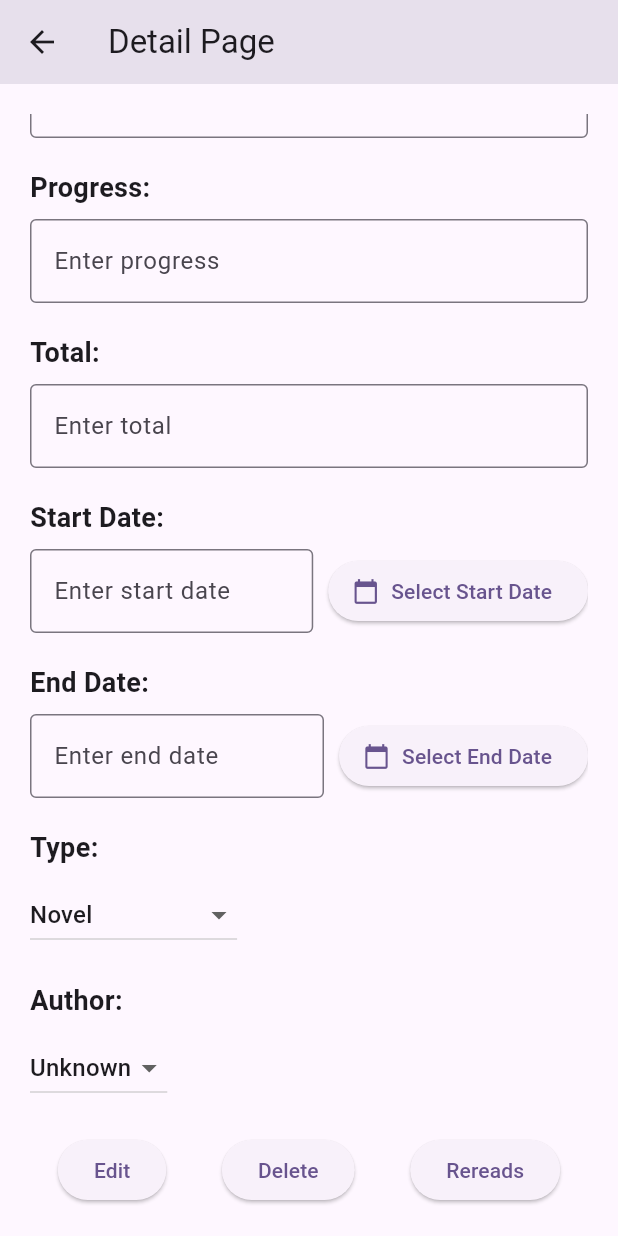
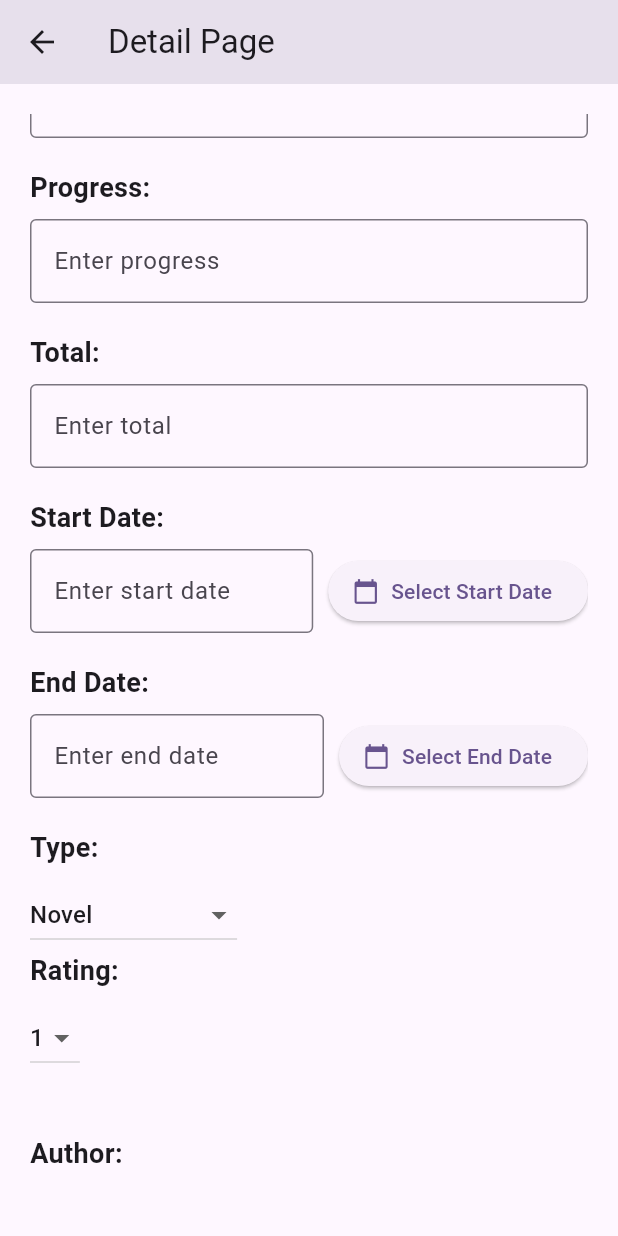
Before and after one commit to Bidouda/projeto, a Flutter app: the DetailPage screen opened directly with empty values, scrolled down 184 dp, on a phone screen of 412 x 824 dp. Run offline on Flutter 3.47's test engine with Material 3 defaults, Android fonts, the phone set to English and light mode, and no system bars; our stand-ins replace file_picker, fl_chart, permission_handler, sqflite; accounts and stored records are empty.

Commit message:
Add book rating in a 1 to 5 scale

```diff
--- a/lib/book.dart
+++ b/lib/book.dart
@@ -16,6 +16,7 @@ class Book extends StatefulWidget {
 }
 
 class _BookState extends State<Book> with RouteAware {
+  late int _rating; // Add this to hold the rating value
   late int _tipo;
   late int _autor;
   List<Map<String, dynamic>> _authors = [];
@@ -45,7 +46,7 @@ class _BookState extends State<Book> with RouteAware {
     _totalController = TextEditingController();
     _inicioController = TextEditingController();
     _fimController = TextEditingController();
-
+    _rating = 1; // Initialize rating
     _tipo = 1;
     _autor = 1;
     _loadAuthors();
@@ -196,6 +197,7 @@ class _BookState extends State<Book> with RouteAware {
       'total': int.tryParse(_totalController.text) ?? 0,
       'inicio': _inicioController.text,
       'fim': _fimController.text,
+      'notas': _rating, // Add rating to the entrada map
     };
 
     if (!_addingAnother) {
@@ -212,6 +214,7 @@ class _BookState extends State<Book> with RouteAware {
         // Reset dropdown values
         _tipo = 1;
         _autor = 1;
+        _rating = 1; // Reset rating
         _showInputFields = false; // Hide input fields after adding entry
       });
       print('Entrada inserida!');
@@ -503,6 +506,26 @@ class _BookState extends State<Book> with RouteAware {
                         ),
                       ],
                     ),
+                    const Text(
+                      'Rating:',
+                      style: TextStyle(fontSize: 18, fontWeight: FontWeight.bold),
+                    ),
+                    const SizedBox(height: 8),
+                    DropdownButton<int>(
+                      value: _rating,
+                      onChanged: (int? newValue) {
+                        setState(() {
+                          _rating = newValue!;
+                        });
+                      },
+                      items: List.generate(5, (index) {
+                        return DropdownMenuItem<int>(
+                          value: index + 1,
+                          child: Text((index + 1).toString()),
+                        );
+                      }),
+                    ),
+                    const SizedBox(height: 20),
                     const SizedBox(height: 20),
                     const Text(
                       'Author:',
--- a/lib/control.dart
+++ b/lib/control.dart
@@ -77,6 +77,7 @@ class Control {
         total INTEGER,
         inicio DATE,
         fim DATE,
+        notas INTEGER CHECK (notas BETWEEN 1 AND 5),
         FOREIGN KEY (grupo) REFERENCES grupos(id_grupo),
         FOREIGN KEY (categoria) REFERENCES categorias(id_categoria),
         FOREIGN KEY (tipo) REFERENCES tipo(id_tipo),
--- a/lib/detail_page.dart
+++ b/lib/detail_page.dart
@@ -12,6 +12,7 @@ class DetailPage extends StatefulWidget {
 }
 
 class _DetailPageState extends State<DetailPage> {
+  late int _rating; // Add this to hold the rating value
   Map<String, dynamic>? entrada;
   final Control _dbService = Control();
   List<Map<String, dynamic>> _authors = [];
@@ -35,6 +36,7 @@ class _DetailPageState extends State<DetailPage> {
     _totalController = TextEditingController();
     _inicioController = TextEditingController();
     _fimController = TextEditingController();
+    _rating = entrada?['notas'] ?? 1; // Initialize rating from entrada map
     _loadAuthors();
     _loadEntrada();
   }
@@ -50,6 +52,7 @@ class _DetailPageState extends State<DetailPage> {
       _fimController.text = entrada?['fim'] ?? '';
       _tipo = entrada?['tipo'] ?? 1;
       _autor = entrada?['autor'] ?? 1;
+      _rating = entrada?['notas'] ?? 1;
       _isLoading = false;
     });
   }
@@ -86,6 +89,7 @@ class _DetailPageState extends State<DetailPage> {
       'fim': _fimController.text,
       'tipo': _tipo,
       'autor': _autor,
+      'notas': _rating, // Add rating to the updatedData map
     };
     await _dbService.updateEntrada(widget.idEntrada, updatedData);
     ScaffoldMessenger.of(context).showSnackBar(const SnackBar(content: Text('Entry updated')));
@@ -266,6 +270,26 @@ class _DetailPageState extends State<DetailPage> {
                   ),
                 ],
               ),
+              const Text(
+                'Rating:',
+                style: TextStyle(fontSize: 18, fontWeight: FontWeight.bold),
+              ),
+              const SizedBox(height: 8),
+              DropdownButton<int>(
+                value: _rating,
+                onChanged: (int? newValue) {
+                  setState(() {
+                    _rating = newValue!;
+                  });
+                },
+                items: List.generate(5, (index) {
+                  return DropdownMenuItem<int>(
+                    value: index + 1,
+                    child: Text((index + 1).toString()),
+                  );
+                }),
+              ),
+              const SizedBox(height: 20),
               const SizedBox(height: 20),
               const Text(
                 'Author:',
```
